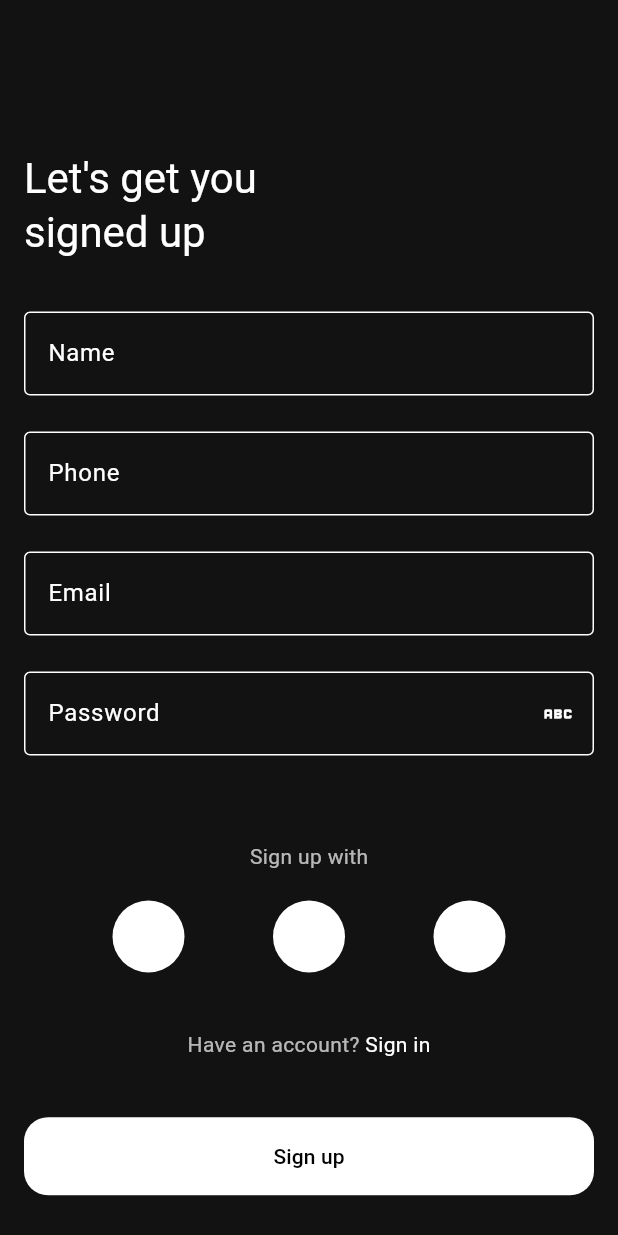
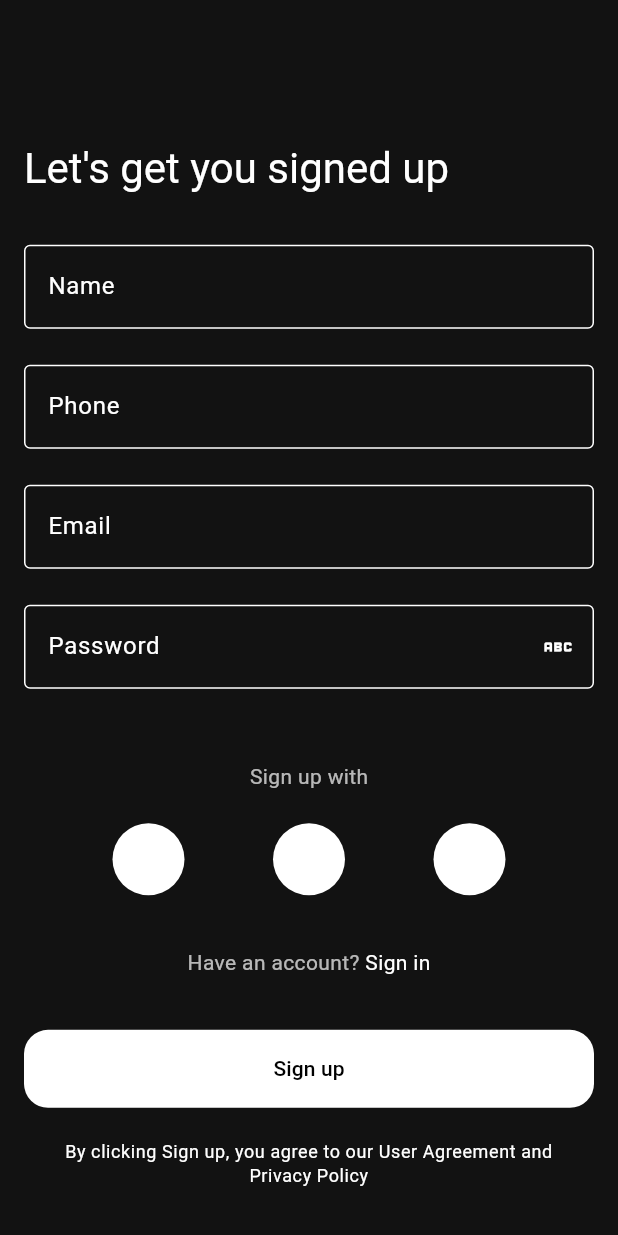
Before and after one commit to Handees/mobile, a Flutter app: the screen it shows after launch, after a tap on "Sign up", on a phone screen of 412 x 824 dp. Run offline on Flutter 3.47's test engine with Material 2 defaults, Android fonts, the phone set to English and light mode, and no system bars; our stand-ins replace firebase_auth, firebase_core, flutter_riverpod, geolocator, google_fonts, google_maps_flutter and 3 more; missing offline and left inert: firebase_app_check, flutter_paystack; accounts and stored records are empty.

Commit message:
auth screens refactor

```diff
--- a/lib/customer_app/features/auth/ui/screens/signin_screen.dart
+++ b/lib/customer_app/features/auth/ui/screens/signin_screen.dart
@@ -30,26 +30,24 @@ class SigninScreen extends ConsumerWidget with InputValidationMixin {
 
     return Scaffold(
       body: SafeArea(
+        child: CustomScrollView(
+          slivers: [
+            SliverFillRemaining(
+              hasScrollBody: false,
               child: Padding(
                 padding: const EdgeInsets.symmetric(
                   horizontal: 16.0,
                   vertical: 24.0,
                 ),
-          child: CustomScrollView(
-            slivers: [
-              SliverFillRemaining(
-                hasScrollBody: false,
                 child: Column(
                   children: [
                     const Spacer(flex: 4),
-                    Align(
+                    Container(
                       alignment: Alignment.centerLeft,
-                      child: SizedBox(
-                        width: 220,
+                      padding: EdgeInsets.symmetric(vertical: 8.0),
                       child: Text(
                         'Welcome back!',
                         style: Theme.of(context).textTheme.headlineMedium,
-                        ),
                       ),
                     ),
                     const Spacer(flex: 3),
@@ -105,10 +103,13 @@ class SigninScreen extends ConsumerWidget with InputValidationMixin {
                       ),
                     ),
                     const Spacer(flex: 6),
-                    Text(
+                    Padding(
+                      padding: const EdgeInsets.all(8.0),
+                      child: Text(
                         'Sign in with',
                         style: Theme.of(context).textTheme.bodyMedium?.copyWith(
                             color: Theme.of(context).unselectedWidgetColor),
+                      ),
                     ),
                     const Spacer(),
                     Row(
@@ -120,7 +121,9 @@ class SigninScreen extends ConsumerWidget with InputValidationMixin {
                       ],
                     ),
                     const Spacer(flex: 2),
-                    Row(
+                    Padding(
+                      padding: const EdgeInsets.all(8.0),
+                      child: Row(
                         mainAxisSize: MainAxisSize.min,
                         children: [
                           Text(
@@ -129,14 +132,15 @@ class SigninScreen extends ConsumerWidget with InputValidationMixin {
                                 .textTheme
                                 .bodyMedium
                                 ?.copyWith(
-                                  color:
-                                      Theme.of(context).unselectedWidgetColor),
+                                    color: Theme.of(context)
+                                        .unselectedWidgetColor),
                           ),
                           InkWell(
                             onTap: onSwapScreen,
                             child: const Text('Sign up'),
                           ),
                         ],
+                      ),
                     ),
                     const Spacer(flex: 2),
                     SizedBox(
@@ -162,8 +166,8 @@ class SigninScreen extends ConsumerWidget with InputValidationMixin {
                   ],
                 ),
               ),
+            ),
           ],
-          ),
         ),
       ),
     );
--- a/lib/customer_app/features/auth/ui/screens/signup_screen.dart
+++ b/lib/customer_app/features/auth/ui/screens/signup_screen.dart
@@ -59,32 +59,25 @@ class SignupScreen extends ConsumerWidget with InputValidationMixin {
     }
 
     return Scaffold(
-      body: Padding(
+      body: SafeArea(
+        child: CustomScrollView(
+          slivers: [
+            SliverFillRemaining(
+              hasScrollBody: false,
+              child: Padding(
                 padding: const EdgeInsets.symmetric(
                   horizontal: 16.0,
                   vertical: 24.0,
                 ),
-        child: SingleChildScrollView(
-          child: ConstrainedBox(
-            constraints: BoxConstraints(
-              minHeight: MediaQuery.of(context).size.height -
-                  MediaQuery.of(context).viewPadding.top -
-                  MediaQuery.of(context).viewPadding.bottom,
-            ),
-            child: SizedBox(
-              height: 400,
                 child: Column(
-                mainAxisSize: MainAxisSize.min,
                   children: [
                     const Spacer(flex: 4),
-                  Align(
+                    Container(
                       alignment: Alignment.centerLeft,
-                    child: SizedBox(
-                      width: 220,
+                      padding: EdgeInsets.only(top: 16.0, bottom: 4.0),
                       child: Text(
                         'Let\'s get you signed up',
                         style: Theme.of(context).textTheme.headlineMedium,
-                      ),
                       ),
                     ),
                     const Spacer(flex: 1),
@@ -126,7 +119,8 @@ class SignupScreen extends ConsumerWidget with InputValidationMixin {
                           const SizedBox(height: 24),
                           Consumer(
                             builder: (context, ref, child) {
-                            final obscureText = ref.watch(_obscureTextProvider);
+                              final obscureText =
+                                  ref.watch(_obscureTextProvider);
 
                               return TextFormField(
                                 decoration: InputDecoration(
@@ -137,12 +131,23 @@ class SignupScreen extends ConsumerWidget with InputValidationMixin {
                                     icon: Icon(
                                       obscureText ? Icons.abc : Icons.password,
                                     ),
+                                    // color: obscureText
+                                    //     ? Theme.of(context).unselectedWidgetColor
+                                    //     : null,
                                     onPressed: () {
                                       ref
                                           .read(_obscureTextProvider.state)
-                                        .update((state) => state = !state);
+                                          .update((state) => !state);
                                     },
                                   ),
+                                  // color: obscureText
+                                  //     ? Theme.of(context).unselectedWidgetColor
+                                  //     : null,
+                                  // onPressed: () {
+                                  //   ref
+                                  //       .read(_obscureTextProvider.state)
+                                  //       .update((state) => !state);
+                                  // },
                                 ),
                                 obscureText: ref.watch(_obscureTextProvider),
                                 onSaved: model.onPasswordSaved,
@@ -154,10 +159,13 @@ class SignupScreen extends ConsumerWidget with InputValidationMixin {
                       ),
                     ),
                     const Spacer(flex: 3),
-                  Text(
+                    Padding(
+                      padding: const EdgeInsets.all(8.0),
+                      child: Text(
                         'Sign up with',
                         style: Theme.of(context).textTheme.bodyMedium?.copyWith(
                             color: Theme.of(context).unselectedWidgetColor),
+                      ),
                     ),
                     const Spacer(),
                     Row(
@@ -169,13 +177,19 @@ class SignupScreen extends ConsumerWidget with InputValidationMixin {
                       ],
                     ),
                     const Spacer(flex: 2),
-                  Row(
+                    Padding(
+                      padding: const EdgeInsets.all(8.0),
+                      child: Row(
                         mainAxisSize: MainAxisSize.min,
                         children: [
                           Text(
                             'Have an account? ',
-                        style: Theme.of(context).textTheme.bodyMedium?.copyWith(
-                              color: Theme.of(context).unselectedWidgetColor,
+                            style: Theme.of(context)
+                                .textTheme
+                                .bodyMedium
+                                ?.copyWith(
+                                  color:
+                                      Theme.of(context).unselectedWidgetColor,
                                 ),
                           ),
                           InkWell(
@@ -183,6 +197,7 @@ class SignupScreen extends ConsumerWidget with InputValidationMixin {
                             child: const Text('Sign in'),
                           ),
                         ],
+                      ),
                     ),
                     const Spacer(flex: 2),
                     SizedBox(
@@ -202,9 +217,9 @@ class SignupScreen extends ConsumerWidget with InputValidationMixin {
                                     return PhoneProceedDialog(
                                       onProceed: () {
                                         Navigator.of(context).pop();
-                                      debugPrint('Sign up user');
                                         model.signupUser(
-                                        onCodeSent: () => Navigator.of(context)
+                                          onCodeSent: () =>
+                                              Navigator.of(context)
                                                   .pushNamed(AuthRoutes.verify),
                                         );
                                       },
@@ -219,16 +234,20 @@ class SignupScreen extends ConsumerWidget with InputValidationMixin {
                       ),
                     ),
                     const Spacer(flex: 1),
-                  Text(
+                    Padding(
+                      padding: const EdgeInsets.all(8.0),
+                      child: Text(
                         'By clicking Sign up, you agree to '
                         'our User Agreement and Privacy Policy',
                         textAlign: TextAlign.center,
                         style: Theme.of(context).textTheme.bodySmall,
                       ),
+                    ),
                   ],
                 ),
               ),
             ),
+          ],
         ),
       ),
     );
```
Lines whose indentation alone changed are shown as unchanged.
